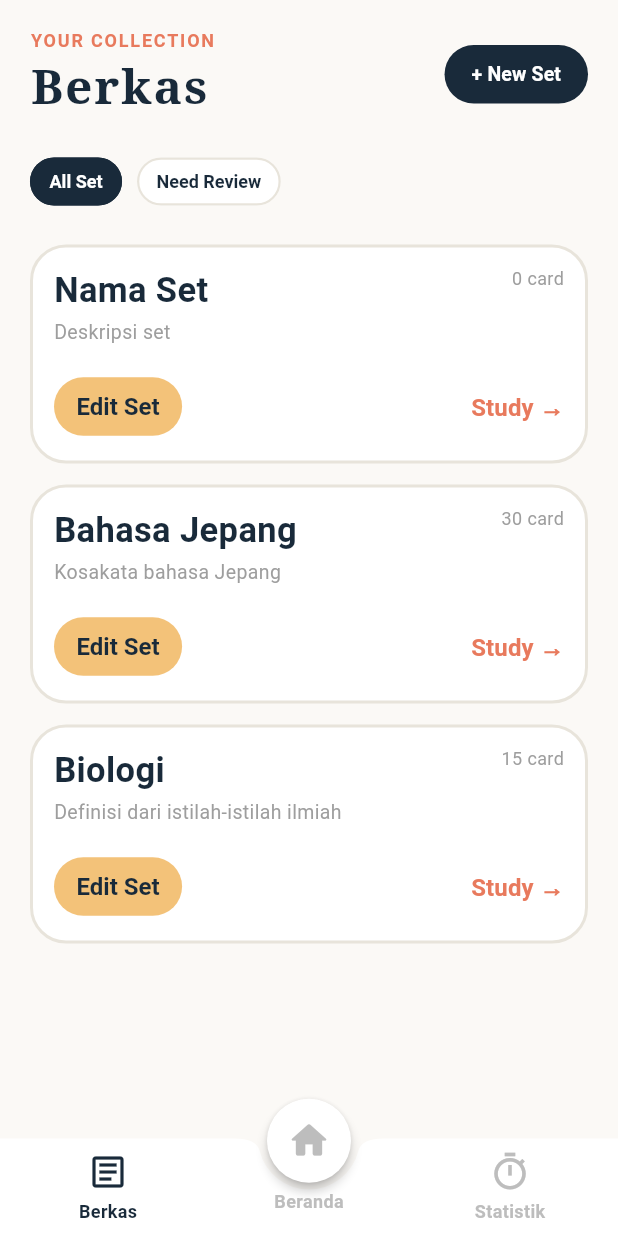
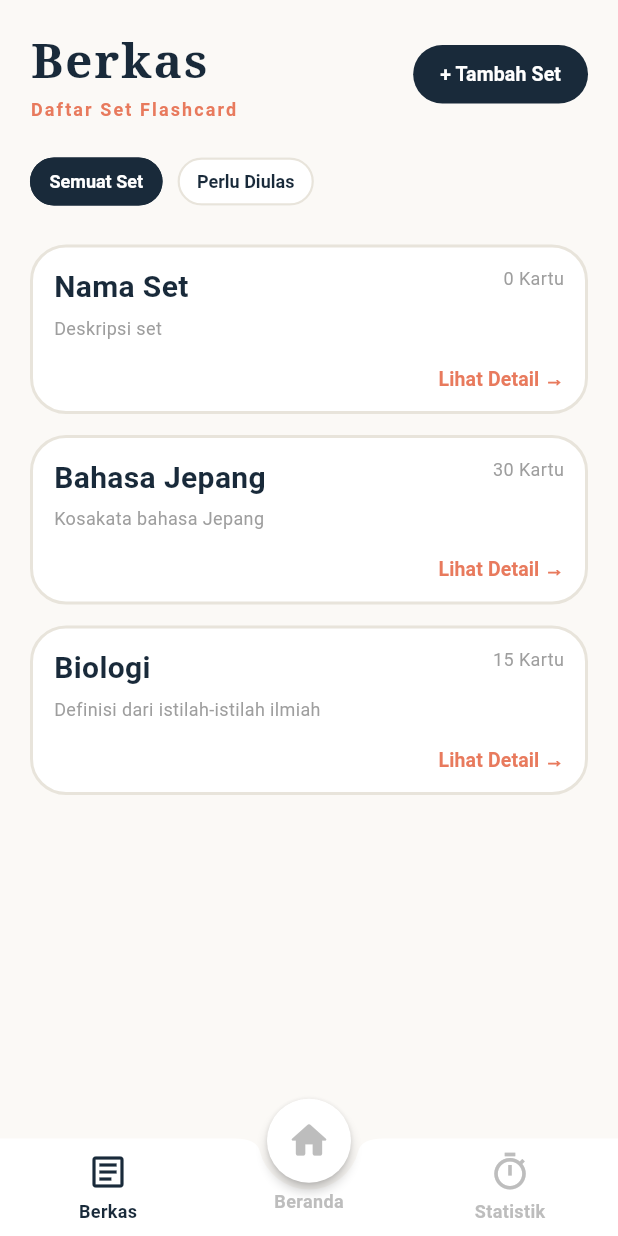
Before and after one commit to Ahmadmapple/Flashmind, a Flutter app: the screen it shows after launch, after a tap on "Berkas", on a phone screen of 412 x 824 dp. Run offline on Flutter 3.47's test engine with Material 3 defaults, Android fonts, the phone set to English and light mode, and no system bars.

Commit message:
Perbaikan komponen laman berkas

```diff
--- a/lib/pages/berkas_page.dart
+++ b/lib/pages/berkas_page.dart
@@ -65,15 +65,6 @@ class BerkasPage extends StatelessWidget {
             crossAxisAlignment: CrossAxisAlignment.start,
             children: [
               Text(
-                'YOUR COLLECTION',
-                style: TextStyle(
-                  fontSize: 12,
-                  fontWeight: FontWeight.bold,
-                  color: Color(0xFFE87A5D),
-                  letterSpacing: 1.2,
-                ),
-              ),
-              Text(
                 'Berkas',
                 style: TextStyle(
                   letterSpacing: 1.2,
@@ -81,6 +72,15 @@ class BerkasPage extends StatelessWidget {
                   fontSize: 32,
                   fontWeight: FontWeight.bold,
                   fontFamily: 'serif',
+                ),
+              ),
+              Text(
+                'Daftar Set Flashcard',
+                style: TextStyle(
+                  fontSize: 12,
+                  fontWeight: FontWeight.bold,
+                  color: Color(0xFFE87A5D),
+                  letterSpacing: 1.4,
                 ),
               ),
             ],
@@ -101,7 +101,7 @@ class BerkasPage extends StatelessWidget {
               ),
             ),
             child: const Text(
-              '+ New Set',
+              '+ Tambah Set',
               style: TextStyle(fontSize: 13, fontWeight: FontWeight.bold),
             ),
           ),
@@ -113,9 +113,9 @@ class BerkasPage extends StatelessWidget {
   Widget _buildFilterRow() {
     return Row(
       children: [
-        _FilterChip(label: 'All Set', selected: true, onPressed: () {}),
+        _FilterChip(label: 'Semuat Set', selected: true, onPressed: () {}),
         const SizedBox(width: 10),
-        _FilterChip(label: 'Need Review', selected: false, onPressed: () {}),
+        _FilterChip(label: 'Perlu Diulas', selected: false, onPressed: () {}),
       ],
     );
   }
@@ -127,10 +127,35 @@ class _FlashcardSetCard extends StatelessWidget {
   final _FlashcardSet set;
 
   static const Color _primaryColor = Color(0xFF192A3A);
-  static const Color _accentColor = Color(0xFFF3C279);
+
+  static const int _titleMaxLength = 35;
+  static const int _descriptionMaxLength = 80;
+
+  static String _truncateByWords(String text, int maxLength) {
+    if (text.length <= maxLength) return text;
+
+    final words = text.split(' ');
+    final buffer = StringBuffer();
+    for (final word in words) {
+      final candidate = buffer.isEmpty ? word : '${buffer.toString()} $word';
+      if (candidate.length > maxLength) break;
+      buffer
+        ..clear()
+        ..write(candidate);
+    }
+
+    final trimmed = buffer.toString();
+    return trimmed.isEmpty ? text.substring(0, maxLength) : '$trimmed...';
+  }
 
   @override
   Widget build(BuildContext context) {
+    final String title = _truncateByWords(set.title, _titleMaxLength);
+    final String description = _truncateByWords(
+      set.description,
+      _descriptionMaxLength,
+    );
+
     return Container(
       width: double.infinity,
       padding: const EdgeInsets.fromLTRB(14, 12, 14, 12),
@@ -147,50 +172,47 @@ class _FlashcardSetCard extends StatelessWidget {
             children: [
               Expanded(
                 child: Text(
-                  set.title,
+                  title,
+                  textAlign: TextAlign.justify,
+                  maxLines: 1,
+                  overflow: TextOverflow.ellipsis,
                   style: const TextStyle(
                     color: _primaryColor,
-                    fontSize: 23,
+                    fontSize: 20,
                     fontWeight: FontWeight.bold,
                   ),
                 ),
               ),
+              const SizedBox(width: 8),
               Text(
-                '${set.cardCount} card',
+                '${set.cardCount} Kartu',
                 style: const TextStyle(color: Colors.grey, fontSize: 12),
               ),
             ],
           ),
-          const SizedBox(height: 2),
+          const SizedBox(height: 4),
           Text(
-            set.description,
-            style: const TextStyle(color: Colors.grey, fontSize: 13),
+            description,
+            textAlign: TextAlign.justify,
+            maxLines: 2,
+            overflow: TextOverflow.ellipsis,
+            style: const TextStyle(color: Colors.grey, fontSize: 12),
           ),
           const SizedBox(height: 16),
           Row(
-            mainAxisAlignment: MainAxisAlignment.spaceBetween,
+            mainAxisAlignment: MainAxisAlignment.end,
             children: [
-              _CardActionButton(
-                label: 'Edit Set',
-                backgroundColor: _accentColor,
-                foregroundColor: _primaryColor,
-                onPressed: () {},
-              ),
-
               TextButton(
                 onPressed: () {},
                 style: TextButton.styleFrom(
-                  padding: const EdgeInsets.only(
-                    left: 12,
-                    right: 0,
-                  ),
+                  padding: const EdgeInsets.only(left: 12, right: 0),
                   minimumSize: Size.zero,
                   tapTargetSize: MaterialTapTargetSize.shrinkWrap,
                 ),
                 child: const Text(
-                  'Study →',
+                  'Lihat Detail →',
                   style: TextStyle(
-                    fontSize: 16,
+                    fontSize: 13,
                     fontWeight: FontWeight.bold,
                     color: Color(0xFFE87A5D),
                   ),
@@ -200,37 +222,6 @@ class _FlashcardSetCard extends StatelessWidget {
           ),
         ],
       ),
-    );
-  }
-}
-
-class _CardActionButton extends StatelessWidget {
-  const _CardActionButton({
-    required this.label,
-    required this.backgroundColor,
-    required this.foregroundColor,
-    required this.onPressed,
-  });
-
-  final String label;
-  final Color backgroundColor;
-  final Color foregroundColor;
-  final VoidCallback onPressed;
-
-  @override
-  Widget build(BuildContext context) {
-    return ElevatedButton(
-      onPressed: onPressed,
-      style: ElevatedButton.styleFrom(
-        backgroundColor: backgroundColor,
-        foregroundColor: foregroundColor,
-        elevation: 0,
-        minimumSize: const Size(0, 30),
-        padding: const EdgeInsets.symmetric(horizontal: 15, vertical: 10),
-        shape: RoundedRectangleBorder(borderRadius: BorderRadius.circular(20)),
-        textStyle: const TextStyle(fontSize: 16, fontWeight: FontWeight.bold),
-      ),
-      child: Text(label),
     );
   }
 }
@@ -255,7 +246,10 @@ class _FilterChip extends StatelessWidget {
       style: OutlinedButton.styleFrom(
         backgroundColor: selected ? _primaryColor : Colors.white,
         foregroundColor: selected ? Colors.white : _primaryColor,
-        side: BorderSide(color: selected ? _primaryColor : const Color(0xFFE8E4DB), width: 1.5),
+        side: BorderSide(
+          color: selected ? _primaryColor : const Color(0xFFE8E4DB),
+          width: 1.5,
+        ),
         elevation: 0,
         minimumSize: const Size(0, 32),
         padding: const EdgeInsets.symmetric(horizontal: 13, vertical: 7),
```
